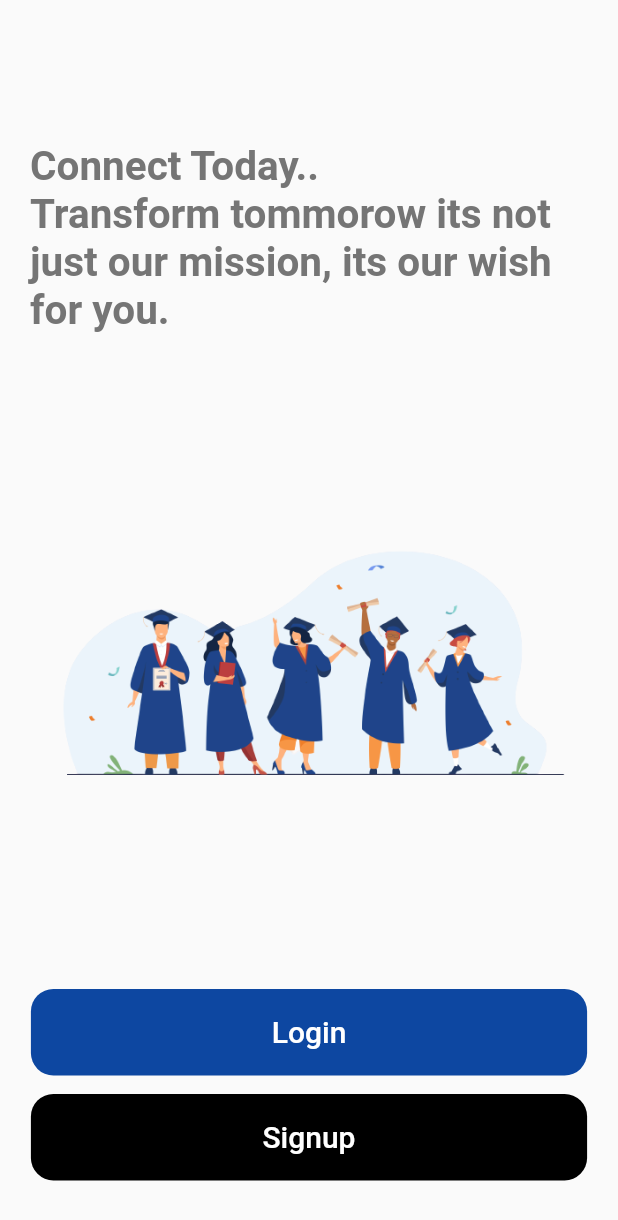
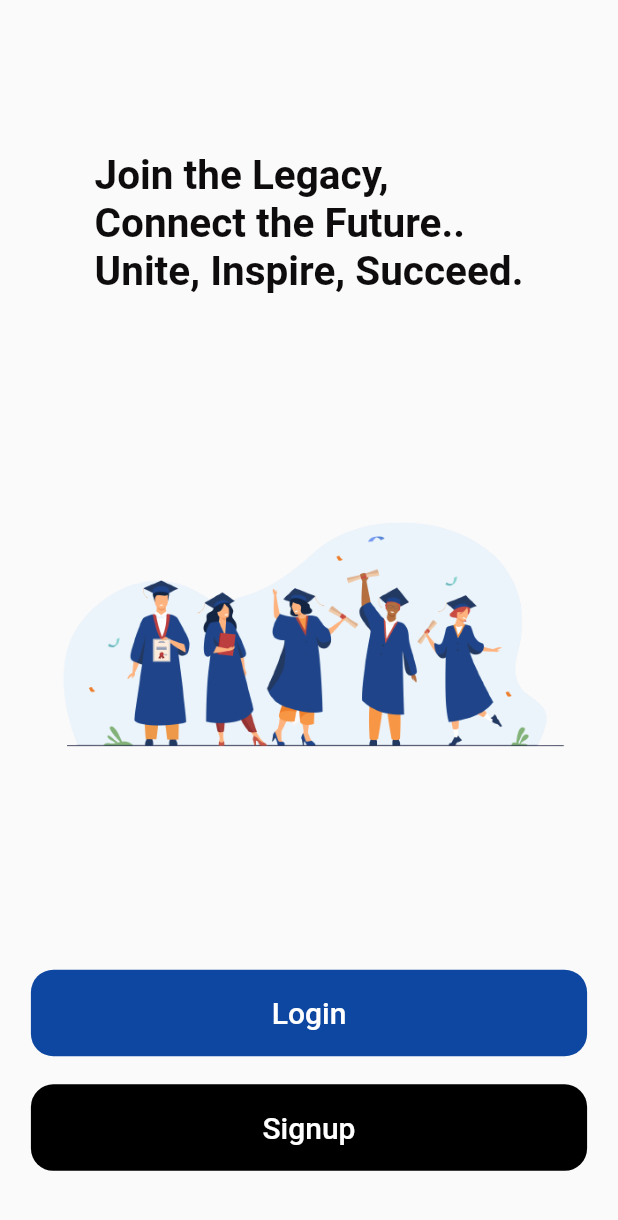
Before and after one commit to VinayakRai5/ALUMINI-CONNECT, a Flutter app: the screen it shows after launch, on a phone screen of 412 x 824 dp. Shown: the top 1220 px of the screen. Run offline on Flutter 3.47's test engine with Material 2 defaults, Android fonts, the phone set to English and light mode, and no system bars; our stand-ins replace dots_indicator, readmore.

```diff
--- a/Flutter_Frontend/alumni_connect_app/lib/main.dart
+++ b/Flutter_Frontend/alumni_connect_app/lib/main.dart
@@ -43,11 +43,11 @@ class _LandingPageState extends State<LandingPage> {
             crossAxisAlignment: CrossAxisAlignment.center,
             children: [
               Text(
-                "Connect Today..\nTransform tommorow its not just our mission, its our wish for you.",
+                "Join the Legacy,\nConnect the Future..\nUnite, Inspire, Succeed.",
                 style: TextStyle(
                   fontSize: 27,
                   fontWeight: FontWeight.bold,
-                  color: Colors.grey[600],
+                  color: const Color.fromARGB(255, 14, 12, 12),
                 ),
               ),
               CustomImage(ImageLink: "assets/landing_page.png"),
```
